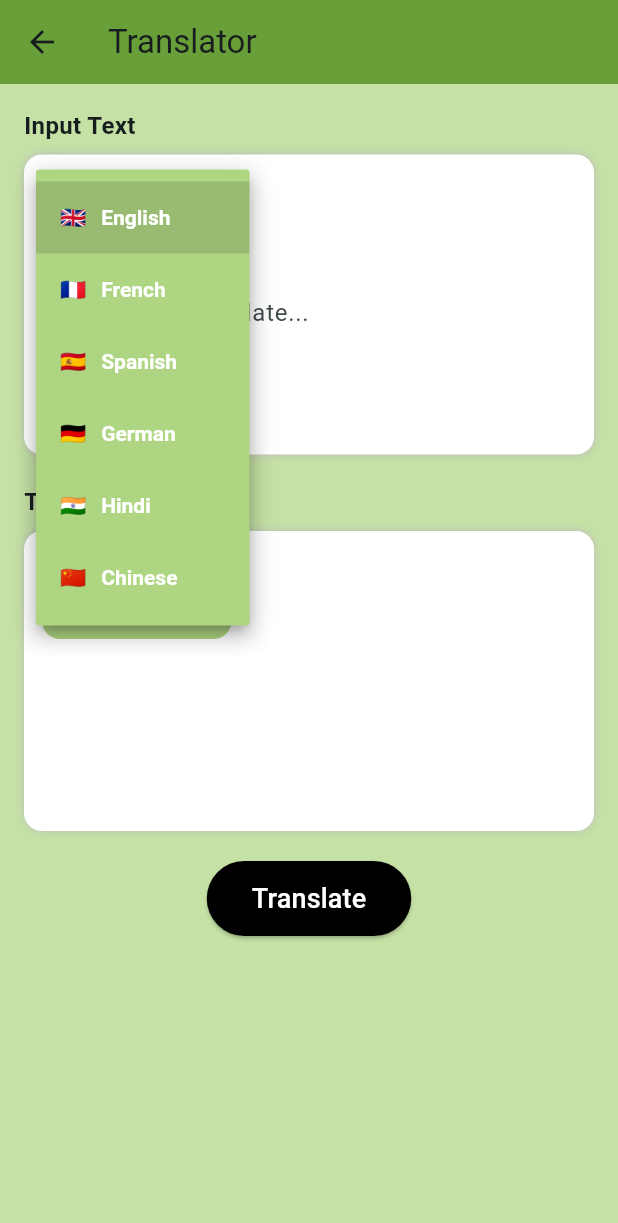
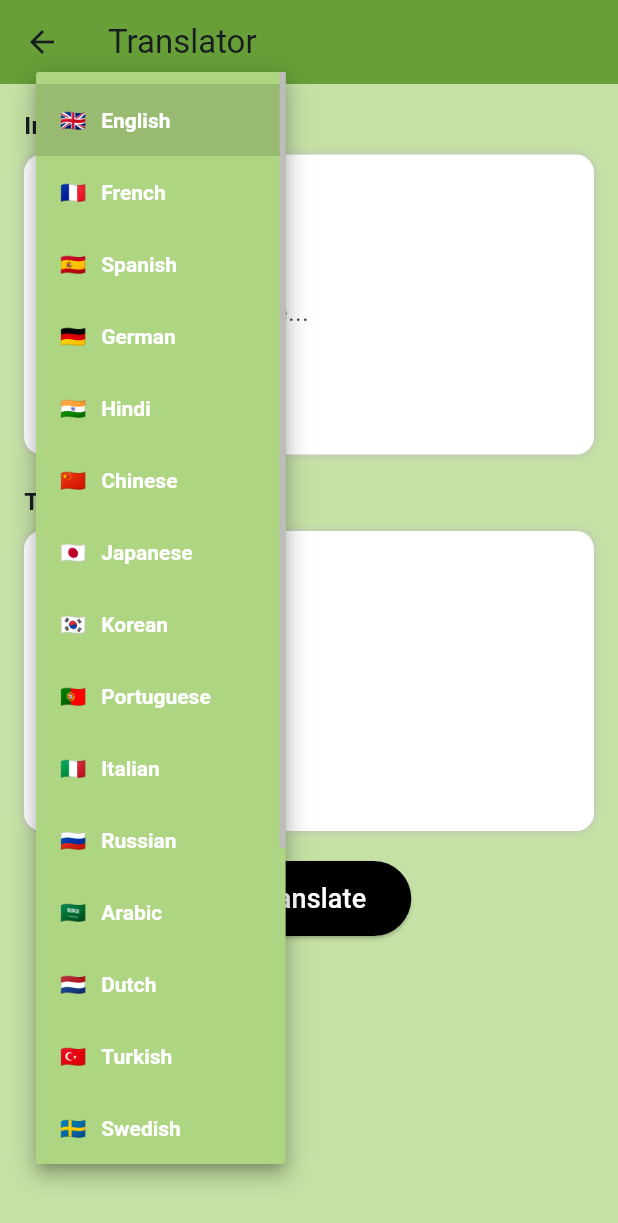
Before and after one commit to abhidnya04/TripMate, a Flutter app: the TranslationPage screen opened directly, after a tap on "🇬🇧", on a phone screen of 412 x 824 dp. Shown: the top 1223 px of the screen. Run offline on Flutter 3.47's test engine with Material 3 defaults, Android fonts, the light colour scheme and no system bars; our stand-ins replace app_links, google_generative_ai, image_picker, open_file, supabase_flutter; missing offline and left inert: google_mlkit_translation; accounts and stored records are empty.

Commit message:
icons updated

```diff
--- a/lib/pages/budget_selection.dart
+++ b/lib/pages/budget_selection.dart
@@ -23,19 +23,19 @@ class BudgetSelection extends StatelessWidget {
           children: [
             BudgetButton(
               label: "Low",
-              imagePath: "lib/images/budget.png",
+              imagePath: "lib/images/low.png",
               isSelected: selectedBudget == "Low",
               onTap: () => onBudgetSelected("Low"),
             ),
             BudgetButton(
               label: "Medium",
-              imagePath: "lib/images/budget.png",
+              imagePath: "lib/images/med.png",
               isSelected: selectedBudget == "Medium",
               onTap: () => onBudgetSelected("Medium"),
             ),
             BudgetButton(
               label: "High",
-              imagePath: "lib/images/budget.png",
+              imagePath: "lib/images/high.png",
               isSelected: selectedBudget == "High",
               onTap: () => onBudgetSelected("High"),
             ),
--- a/lib/pages/login.dart
+++ b/lib/pages/login.dart
@@ -66,7 +66,7 @@ class _LoginPageState extends State<LoginPage> {
   Widget build(BuildContext context) {
     return Scaffold(
       resizeToAvoidBottomInset: false,
-      backgroundColor: Colors.grey[300],
+      backgroundColor: Colors.white,
       body: Padding(
         padding: EdgeInsets.fromLTRB(
           16, 16, 16, MediaQuery.of(context).viewInsets.bottom),
--- a/lib/utils/languages.dart
+++ b/lib/utils/languages.dart
@@ -7,6 +7,21 @@ final Map<String, TranslateLanguage> languageMap = {
   "German": TranslateLanguage.german,
   "Hindi": TranslateLanguage.hindi,
   "Chinese": TranslateLanguage.chinese,
+  "Japanese": TranslateLanguage.japanese,
+  "Korean": TranslateLanguage.korean,
+  "Portuguese": TranslateLanguage.portuguese,
+  "Italian": TranslateLanguage.italian,
+  "Russian": TranslateLanguage.russian,
+  "Arabic": TranslateLanguage.arabic,
+  "Dutch": TranslateLanguage.dutch,
+  "Turkish": TranslateLanguage.turkish,
+  "Swedish": TranslateLanguage.swedish,
+  "Greek": TranslateLanguage.greek,
+  "Thai": TranslateLanguage.thai,
+  "Hebrew": TranslateLanguage.hebrew,
+  "Vietnamese": TranslateLanguage.vietnamese,
+  "Bengali": TranslateLanguage.bengali,
+  "Urdu": TranslateLanguage.urdu,
 };
 
 final Map<String, String> languageFlags = {
@@ -16,4 +31,19 @@ final Map<String, String> languageFlags = {
   "German": "🇩🇪",
   "Hindi": "🇮🇳",
   "Chinese": "🇨🇳",
+  "Japanese": "🇯🇵",
+  "Korean": "🇰🇷",
+  "Portuguese": "🇵🇹",
+  "Italian": "🇮🇹",
+  "Russian": "🇷🇺",
+  "Arabic": "🇸🇦",
+  "Dutch": "🇳🇱",
+  "Turkish": "🇹🇷",
+  "Swedish": "🇸🇪",
+  "Greek": "🇬🇷",
+  "Thai": "🇹🇭",
+  "Hebrew": "🇮🇱",
+  "Vietnamese": "🇻🇳",
+  "Bengali": "🇧🇩",
+  "Urdu": "🇵🇰",
 };
```
Also changed, not shown: lib/pages/people_selection.dart (+4 -4 lines), pubspec.yaml (+7 -0 lines), assets/couple.png (added), assets/fam.png (added), assets/frnd.png (added), assets/solo.png (added), lib/images/high.png (added), lib/images/low.png (added), lib/images/med.png (added), pubspec.lock, 4 other files.
